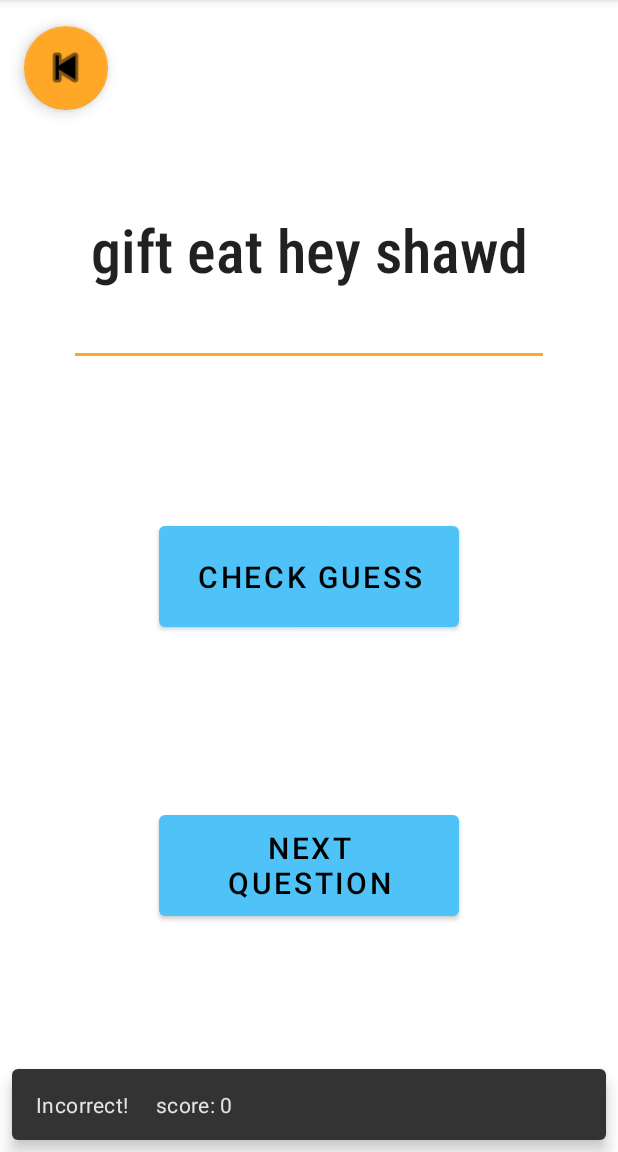
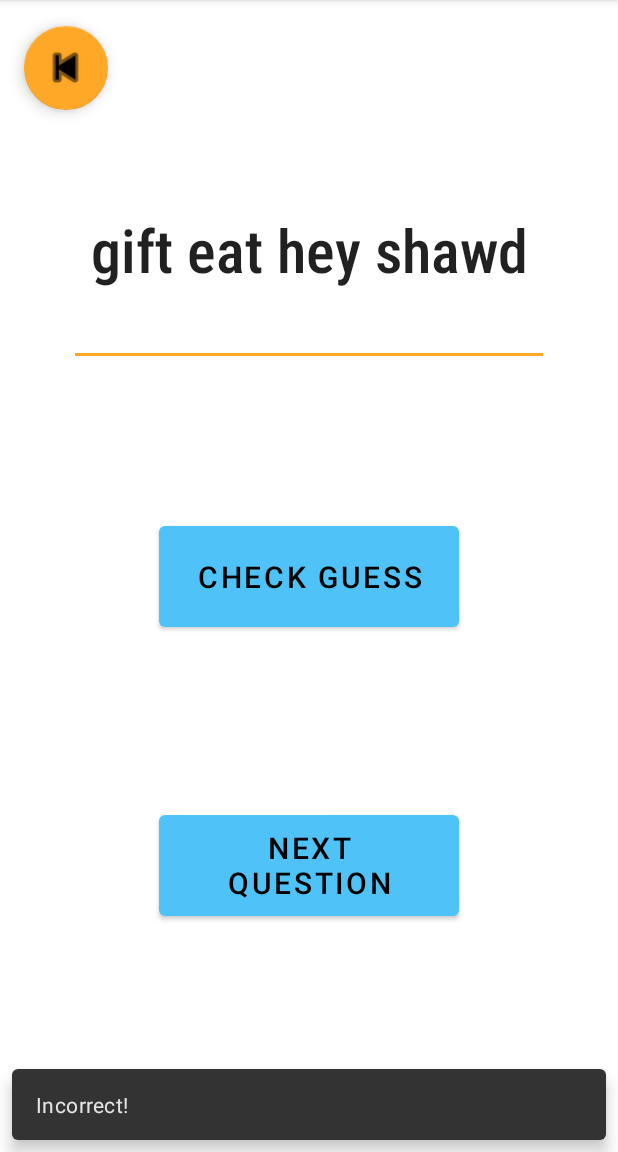
Before and after one commit to ahuvac/Guess_The_Gibberish, an Android app: the QuestionActivity screen opened directly, with no data from a screen before it, after a tap on "CHECK GUESS", on a phone screen of 412 x 824 dp, the part 84-1236 px from its top. Run offline under Robolectric (Android 15) with nearby library versions, the light colour scheme and no system bars.

Commit message:
new updates

```diff
--- a/app/src/main/java/com/example/guess_the_gibberish/QuestionActivity.java
+++ b/app/src/main/java/com/example/guess_the_gibberish/QuestionActivity.java
@@ -23,7 +23,6 @@ public class QuestionActivity extends AppCompatActivity {
     private Button next_button, check_button;
     List<String> phrasesList;
     int randomIndex;
-    int score;
 
 
     @Override
@@ -32,6 +31,7 @@ public class QuestionActivity extends AppCompatActivity {
         setContentView(R.layout.question_page);
 
         tView = (TextView) findViewById(R.id.question);
+        eText = (EditText) findViewById(R.id.guess);
         next_button = (Button) findViewById(R.id.next_button);
         check_button = (Button) findViewById(R.id.check_guess);
 
@@ -41,6 +41,7 @@ public class QuestionActivity extends AppCompatActivity {
 
         Random random = new Random();
         randomIndex = random.nextInt(phrasesList.size());
+
         newPhrase(randomIndex);
         checkGuess(randomIndex);
 
@@ -49,18 +50,15 @@ public class QuestionActivity extends AppCompatActivity {
             public void onClick(View v) {
                 checkGuess(randomIndex);
                 Snackbar mySnackbar;
-                String result = "";
                 if(checkGuess(randomIndex)){
-                    ++score;
-                    result = "Correct!";
-
+                    mySnackbar = Snackbar.make(v, "Correct!", Snackbar.LENGTH_LONG);
                 } else {
-                    result = "Incorrect!";
+                    mySnackbar = Snackbar.make(v, "Incorrect!", Snackbar.LENGTH_LONG);
                 }
-                mySnackbar = Snackbar.make(v, result + " \t\tscore: " + score, Snackbar.LENGTH_LONG);
                 mySnackbar.show();
             }
         });
+
         next_button.setOnClickListener(new View.OnClickListener() {
             @Override
             public void onClick(View v) {
@@ -80,7 +78,6 @@ public class QuestionActivity extends AppCompatActivity {
     }
 
     private boolean checkGuess(int randomIndex){
-        eText = (EditText) findViewById(R.id.guess);
         String guessInput = eText.getText().toString();
         String correctPhrase = correctPhrases[randomIndex];
         return guessInput.equalsIgnoreCase(correctPhrase);
```
